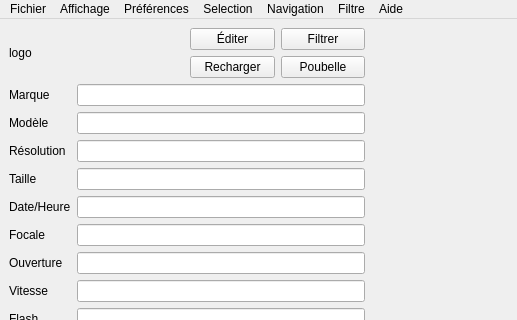
The window that gui/principale.ui (kif/imagizer) describes before a commit, drawn with Qt 5; both pictures show x 0 to 517 and y 0 to 320 of the 517 by 561 pixel window.
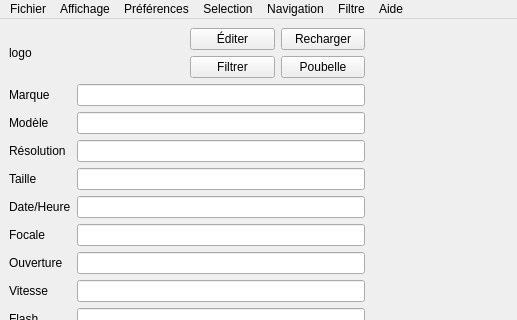
The same window after the commit.

What changed in the file:
```diff
--- a/gui/principale.ui
+++ b/gui/principale.ui
@@ -40,14 +40,14 @@
               </property>
              </widget>
             </item>
-            <item row="0" column="1">
+            <item row="1" column="0">
              <widget class="QPushButton" name="filter">
               <property name="text">
                <string>Filtrer</string>
               </property>
              </widget>
             </item>
-            <item row="1" column="0">
+            <item row="0" column="1">
              <widget class="QPushButton" name="reload">
               <property name="toolTip">
                <string>Ctrl+R</string>
```
